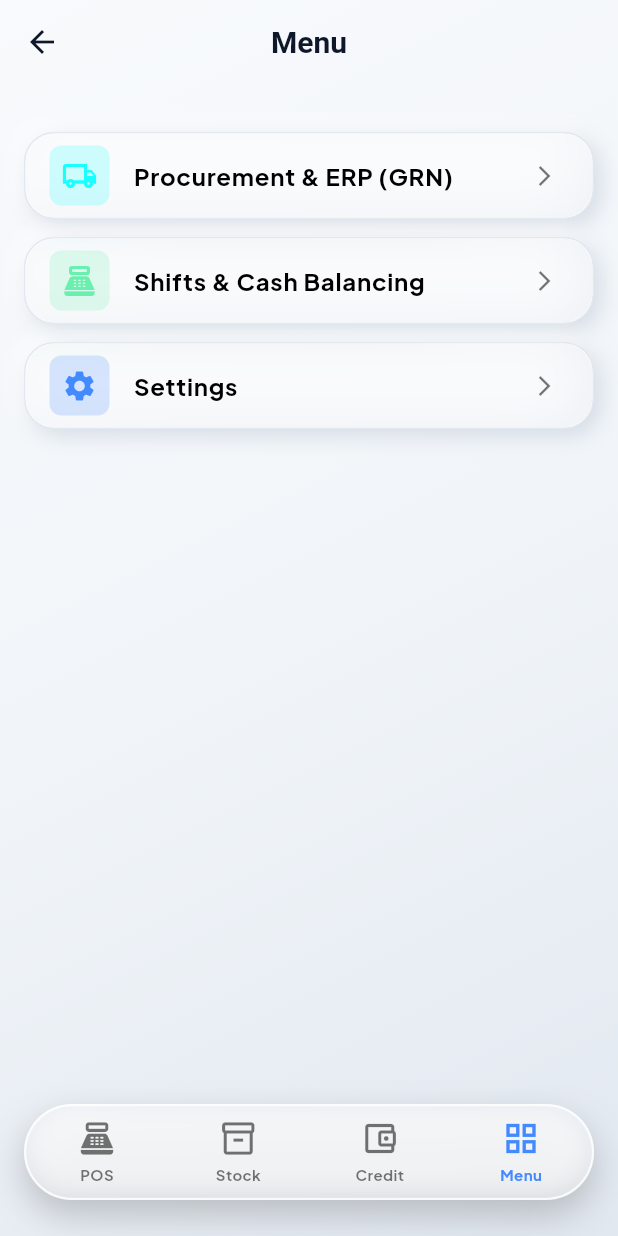
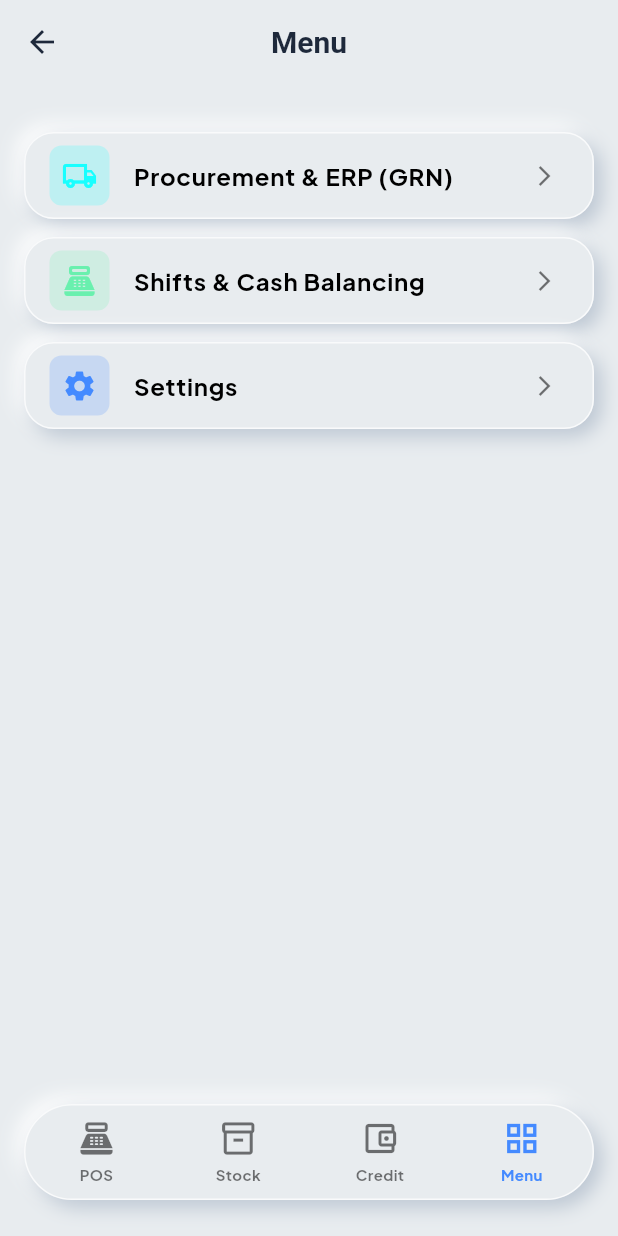
Before and after one commit to SenanThewnaka/POS-PODDA, a Flutter app: the DashboardScreen screen opened directly, swiped to page 4, on a phone screen of 412 x 824 dp. Run offline on Flutter 3.47's test engine with Material 3 defaults, Android fonts, the phone set to English and light mode, and no system bars; our stand-ins replace cloud_firestore, connectivity_plus, cross_file, firebase_analytics, firebase_auth, firebase_core and 11 more; missing offline and left inert: mobile_scanner, shorebird_code_push; accounts and stored records are empty; generated files the repository leaves out were written again.

Commit message:
feat(ui): transition from liquid glass to physical warm ceramic neumorphism

```diff
--- a/lib/features/home/dashboard_screen.dart
+++ b/lib/features/home/dashboard_screen.dart
@@ -15,6 +15,7 @@ import 'package:sme_buddy/utils/glass_scaffold.dart';
 import 'package:sme_buddy/utils/glass_card.dart';
 import 'package:sme_buddy/utils/connectivity_banner.dart';
 import 'package:sme_buddy/utils/responsive_layout.dart';
+import 'package:sme_buddy/features/settings/theme_provider.dart';
 
 class DashboardScreen extends ConsumerStatefulWidget {
   const DashboardScreen({super.key});
@@ -87,29 +88,11 @@ class _DashboardScreenState extends ConsumerState<DashboardScreen> {
       bottomNavigationBar: Container(
         margin: const EdgeInsets.fromLTRB(16, 0, 16, 24),
         height: 64, // Floating style
-        decoration: BoxDecoration(
-          color: isDark
-              ? Colors.black.withValues(alpha: 0.5)
-              : Colors.white.withValues(alpha: 0.8),
-          borderRadius: BorderRadius.circular(32),
-          border: Border.all(
-            color: isDark
-                ? Colors.white.withValues(alpha: 0.1)
-                : Colors.white.withValues(alpha: 0.5),
-            width: 1.5,
+        decoration: NeumorphicDecoration.convex(
+          isDark: isDark,
+          borderRadius: 32,
+          depth: 5,
         ),
-          boxShadow: [
-            BoxShadow(
-              color: Colors.black.withValues(alpha: 0.2),
-              blurRadius: 20,
-              offset: const Offset(0, 10),
-            ),
-          ],
-        ),
-        child: ClipRRect(
-          borderRadius: BorderRadius.circular(32),
-          child: BackdropFilter(
-            filter: ImageFilter.blur(sigmaX: 10, sigmaY: 10),
         child: Row(
           children: [
             _buildNavItem(0, Icons.point_of_sale, "POS"),
@@ -119,15 +102,11 @@ class _DashboardScreenState extends ConsumerState<DashboardScreen> {
           ],
         ),
       ),
-        ),
-      ),
     );
   }
 
   Widget _buildDesktopSidebar(BuildContext context, bool isDark, dynamic user) {
     final activeColor = isDark ? const Color(0xFF818CF8) : const Color(0xFF4F46E5);
-    final sidebarBg = isDark ? const Color(0xFF1E293B).withOpacity(0.9) : Colors.white;
-    final borderColor = isDark ? const Color(0xFF334155) : const Color(0xFFE2E8F0);
     final isCollapsed = _isCollapsed(context);
 
     return AnimatedContainer(
@@ -135,17 +114,10 @@ class _DashboardScreenState extends ConsumerState<DashboardScreen> {
       curve: Curves.easeInOut,
       width: isCollapsed ? 76 : 230,
       margin: const EdgeInsets.all(12),
-      decoration: BoxDecoration(
-        color: sidebarBg,
-        borderRadius: BorderRadius.circular(20),
-        border: Border.all(color: borderColor),
-        boxShadow: [
-          BoxShadow(
-            color: Colors.black.withOpacity(0.08),
-            blurRadius: 16,
-            offset: const Offset(0, 4),
-          ),
-        ],
+      decoration: NeumorphicDecoration.convex(
+        isDark: isDark,
+        borderRadius: 20,
+        depth: 4.5,
       ),
       child: ClipRRect(
         borderRadius: BorderRadius.circular(20),
--- a/lib/features/settings/theme_provider.dart
+++ b/lib/features/settings/theme_provider.dart
@@ -32,40 +32,40 @@ final themeModeProvider = StateNotifierProvider<ThemeNotifier, ThemeMode>((ref)
 });
 
 class AppTheme {
-  // --- LIGHT THEME (Slate / Crisp Clean) ---
+  // --- LIGHT THEME (Warm Ceramic & Soft Clay Neumorphism) ---
   static final lightTheme = ThemeData(
     useMaterial3: true,
     brightness: Brightness.light,
     colorScheme: const ColorScheme.light(
-      surface: Colors.white,
+      surface: Color(0xFFE8ECEF), // Warm Ceramic Clay base
       primary: Color(0xFF4F46E5), // Indigo 600
       onPrimary: Colors.white,
       secondary: Color(0xFF059669), // Emerald 600
       onSecondary: Colors.white,
       tertiary: Color(0xFF0284C7), // Sky 600
       error: Color(0xFFDC2626),
-      onSurface: Color(0xFF0F172A),
+      onSurface: Color(0xFF1E293B),
     ),
-    scaffoldBackgroundColor: const Color(0xFFF8FAFC), // Slate 50
+    scaffoldBackgroundColor: const Color(0xFFE8ECEF), // Warm Ceramic base
     appBarTheme: const AppBarTheme(
       backgroundColor: Colors.transparent,
       surfaceTintColor: Colors.transparent,
       centerTitle: true,
       elevation: 0,
       titleTextStyle: TextStyle(
-        color: Color(0xFF0F172A),
+        color: Color(0xFF1E293B),
         fontSize: 20,
         fontWeight: FontWeight.bold,
       ),
-      iconTheme: IconThemeData(color: Color(0xFF0F172A)),
+      iconTheme: IconThemeData(color: Color(0xFF1E293B)),
     ),
     cardTheme: CardThemeData(
       elevation: 0,
       shape: RoundedRectangleBorder(
         borderRadius: BorderRadius.circular(16),
-        side: const BorderSide(color: Color(0xFFE2E8F0), width: 1),
+        side: const BorderSide(color: Colors.white, width: 1),
       ),
-      color: Colors.white,
+      color: const Color(0xFFE8ECEF),
       margin: const EdgeInsets.symmetric(vertical: 6, horizontal: 12),
     ),
     textTheme: GoogleFonts.plusJakartaSansTextTheme().apply(
@@ -74,17 +74,17 @@ class AppTheme {
     ),
     inputDecorationTheme: InputDecorationTheme(
       filled: true,
-      fillColor: Colors.white,
+      fillColor: const Color(0xFFDFE4EA), // Sunken concave clay
       border: OutlineInputBorder(
-        borderRadius: BorderRadius.circular(12),
-        borderSide: const BorderSide(color: Color(0xFFCBD5E1)),
+        borderRadius: BorderRadius.circular(14),
+        borderSide: const BorderSide(color: Color(0xFFCBD5E1), width: 1),
       ),
       enabledBorder: OutlineInputBorder(
-        borderRadius: BorderRadius.circular(12),
-        borderSide: const BorderSide(color: Color(0xFFE2E8F0)),
+        borderRadius: BorderRadius.circular(14),
+        borderSide: const BorderSide(color: Color(0xFFCBD5E1), width: 1),
       ),
       focusedBorder: OutlineInputBorder(
-        borderRadius: BorderRadius.circular(12),
+        borderRadius: BorderRadius.circular(14),
         borderSide: const BorderSide(color: Color(0xFF4F46E5), width: 2),
       ),
       contentPadding: const EdgeInsets.symmetric(vertical: 14, horizontal: 16),
@@ -92,50 +92,51 @@ class AppTheme {
     elevatedButtonTheme: ElevatedButtonThemeData(
       style: ElevatedButton.styleFrom(
         minimumSize: const Size(64, 48),
-        shape: RoundedRectangleBorder(borderRadius: BorderRadius.circular(12)),
+        shape: RoundedRectangleBorder(borderRadius: BorderRadius.circular(14)),
         backgroundColor: const Color(0xFF4F46E5),
         foregroundColor: Colors.white,
-        elevation: 0,
+        elevation: 2,
+        shadowColor: const Color(0xFFA3B1C2).withValues(alpha: 0.5),
         textStyle: const TextStyle(fontWeight: FontWeight.bold, fontSize: 15),
       ),
     ),
   );
 
-  // --- DARK THEME (Refined Slate / Indigo Glass) ---
+  // --- DARK THEME (Deep Charcoal Clay Neumorphism) ---
   static final darkTheme = ThemeData(
     useMaterial3: true,
     brightness: Brightness.dark,
     colorScheme: const ColorScheme.dark(
-      surface: Color(0xFF1E293B), // Slate 800
+      surface: Color(0xFF1E222B), // Deep Charcoal Clay base
       primary: Color(0xFF6366F1), // Electric Indigo
       onPrimary: Colors.white,
       secondary: Color(0xFF10B981), // Emerald
       onSecondary: Colors.white,
       tertiary: Color(0xFF38BDF8), // Sky
       error: Color(0xFFEF4444),
-      onSurface: Color(0xFFF8FAFC), // Slate 50
+      onSurface: Color(0xFFF1F5F9),
     ),
-    scaffoldBackgroundColor: const Color(0xFF0B0F19), // Deep Slate Canvas
+    scaffoldBackgroundColor: const Color(0xFF1E222B), // Deep Charcoal base
     appBarTheme: const AppBarTheme(
       backgroundColor: Colors.transparent,
       surfaceTintColor: Colors.transparent,
       elevation: 0,
       centerTitle: false,
       titleTextStyle: TextStyle(
-        color: Color(0xFFF8FAFC),
+        color: Color(0xFFF1F5F9),
         fontSize: 20,
         fontWeight: FontWeight.bold,
         letterSpacing: 0.2,
       ),
-      iconTheme: IconThemeData(color: Color(0xFFF8FAFC)),
+      iconTheme: IconThemeData(color: Color(0xFFF1F5F9)),
     ),
     cardTheme: CardThemeData(
       elevation: 0,
       shape: RoundedRectangleBorder(
         borderRadius: BorderRadius.circular(16),
-        side: const BorderSide(color: Color(0xFF334155), width: 1),
+        side: BorderSide(color: Colors.white.withValues(alpha: 0.05), width: 1),
       ),
-      color: const Color(0xFF1E293B).withOpacity(0.85),
+      color: const Color(0xFF1E222B),
       margin: const EdgeInsets.symmetric(vertical: 6, horizontal: 12),
     ),
     textTheme: GoogleFonts.plusJakartaSansTextTheme(ThemeData.dark().textTheme).apply(
@@ -148,19 +149,19 @@ class AppTheme {
     ),
     inputDecorationTheme: InputDecorationTheme(
       filled: true,
-      fillColor: const Color(0xFF1E293B),
+      fillColor: const Color(0xFF161920), // Sunken dark clay
       hintStyle: const TextStyle(color: Color(0xFF64748B)),
       labelStyle: const TextStyle(color: Color(0xFF94A3B8)),
       border: OutlineInputBorder(
-        borderRadius: BorderRadius.circular(12),
-        borderSide: const BorderSide(color: Color(0xFF334155)),
+        borderRadius: BorderRadius.circular(14),
+        borderSide: const BorderSide(color: Color(0xFF282E3A), width: 1),
       ),
       enabledBorder: OutlineInputBorder(
-        borderRadius: BorderRadius.circular(12),
-        borderSide: const BorderSide(color: Color(0xFF334155)),
+        borderRadius: BorderRadius.circular(14),
+        borderSide: const BorderSide(color: Color(0xFF282E3A), width: 1),
       ),
       focusedBorder: OutlineInputBorder(
-        borderRadius: BorderRadius.circular(12),
+        borderRadius: BorderRadius.circular(14),
         borderSide: const BorderSide(color: Color(0xFF6366F1), width: 2),
       ),
       contentPadding: const EdgeInsets.symmetric(vertical: 14, horizontal: 16),
@@ -168,27 +169,28 @@ class AppTheme {
     elevatedButtonTheme: ElevatedButtonThemeData(
       style: ElevatedButton.styleFrom(
         minimumSize: const Size(64, 50),
-        shape: RoundedRectangleBorder(borderRadius: BorderRadius.circular(12)),
+        shape: RoundedRectangleBorder(borderRadius: BorderRadius.circular(14)),
         backgroundColor: const Color(0xFF6366F1),
         foregroundColor: Colors.white,
-        elevation: 0,
+        elevation: 3,
+        shadowColor: Colors.black.withValues(alpha: 0.6),
         textStyle: const TextStyle(fontWeight: FontWeight.bold, fontSize: 15),
       ),
     ),
     iconTheme: const IconThemeData(color: Color(0xFF94A3B8)),
-    dividerTheme: const DividerThemeData(color: Color(0xFF334155), thickness: 1),
+    dividerTheme: const DividerThemeData(color: Color(0xFF282E3A), thickness: 1),
     bottomSheetTheme: const BottomSheetThemeData(
-      backgroundColor: Color(0xFF1E293B),
-      modalBackgroundColor: Color(0xFF1E293B),
+      backgroundColor: Color(0xFF1E222B),
+      modalBackgroundColor: Color(0xFF1E222B),
       surfaceTintColor: Colors.transparent,
-      shape: RoundedRectangleBorder(borderRadius: BorderRadius.vertical(top: Radius.circular(20))),
+      shape: RoundedRectangleBorder(borderRadius: BorderRadius.vertical(top: Radius.circular(24))),
     ),
     dialogTheme: DialogThemeData(
-      backgroundColor: const Color(0xFF1E293B),
+      backgroundColor: const Color(0xFF1E222B),
       surfaceTintColor: Colors.transparent,
       shape: RoundedRectangleBorder(
         borderRadius: BorderRadius.circular(20),
-        side: const BorderSide(color: Color(0xFF334155)),
+        side: BorderSide(color: Colors.white.withValues(alpha: 0.05)),
       ),
       titleTextStyle: const TextStyle(fontSize: 20, fontWeight: FontWeight.bold, color: Colors.white),
     ),
@@ -200,33 +202,33 @@ class AppTheme {
   );
 }
 
-/// Neumorphic design system decoration utilities for soft dual-shadow surfaces
+/// Neumorphic design system decoration utilities for tactile dual-shadow surfaces
 class NeumorphicDecoration {
   static BoxDecoration convex({
     required bool isDark,
     double borderRadius = 16,
     Color? color,
     Border? border,
-    double depth = 4,
+    double depth = 4.5,
   }) {
-    final baseColor = color ?? (isDark ? const Color(0xFF1E293B) : const Color(0xFFF1F5F9));
+    final baseColor = color ?? (isDark ? const Color(0xFF1E222B) : const Color(0xFFE8ECEF));
     return BoxDecoration(
       color: baseColor,
       borderRadius: BorderRadius.circular(borderRadius),
       border: border ??
           Border.all(
-            color: isDark ? Colors.white.withValues(alpha: 0.06) : Colors.white.withValues(alpha: 0.6),
+            color: isDark ? Colors.white.withValues(alpha: 0.05) : Colors.white.withValues(alpha: 0.75),
             width: 1,
           ),
       boxShadow: isDark
           ? [
               BoxShadow(
-                color: const Color(0xFF334155).withValues(alpha: 0.4),
+                color: const Color(0xFF2C323F).withValues(alpha: 0.65),
                 offset: Offset(-depth * 0.7, -depth * 0.7),
                 blurRadius: depth * 2,
               ),
               BoxShadow(
-                color: Colors.black.withValues(alpha: 0.65),
+                color: Colors.black.withValues(alpha: 0.75),
                 offset: Offset(depth, depth),
                 blurRadius: depth * 2.2,
               ),
@@ -238,7 +240,7 @@ class NeumorphicDecoration {
                 blurRadius: depth * 2,
               ),
               BoxShadow(
-                color: const Color(0xFF94A3B8).withValues(alpha: 0.35),
+                color: const Color(0xFFA3B1C2).withValues(alpha: 0.65),
                 offset: Offset(depth, depth),
                 blurRadius: depth * 2,
               ),
@@ -253,18 +255,18 @@ class NeumorphicDecoration {
     Border? border,
     double depth = 3,
   }) {
-    final baseColor = color ?? (isDark ? const Color(0xFF0F172A) : const Color(0xFFE2E8F0));
+    final baseColor = color ?? (isDark ? const Color(0xFF161920) : const Color(0xFFDFE4EA));
     return BoxDecoration(
       color: baseColor,
       borderRadius: BorderRadius.circular(borderRadius),
       border: border ??
           Border.all(
-            color: isDark ? const Color(0xFF1E293B) : const Color(0xFFCBD5E1),
+            color: isDark ? const Color(0xFF282E3A) : const Color(0xFFCBD5E1),
             width: 1,
           ),
       boxShadow: [
         BoxShadow(
-          color: isDark ? Colors.black.withValues(alpha: 0.5) : const Color(0xFF94A3B8).withValues(alpha: 0.4),
+          color: isDark ? Colors.black.withValues(alpha: 0.6) : const Color(0xFFA3B1C2).withValues(alpha: 0.5),
           offset: Offset(depth * 0.6, depth * 0.6),
           blurRadius: depth * 1.5,
         ),
--- a/lib/utils/glass_card.dart
+++ b/lib/utils/glass_card.dart
@@ -1,8 +1,6 @@
-import 'dart:ui';
-import 'package:flutter/foundation.dart';
 import 'package:flutter/material.dart';
 
-class GlassCard extends StatelessWidget {
+class GlassCard extends StatefulWidget {
   final Widget child;
   final EdgeInsetsGeometry? margin;
   final EdgeInsetsGeometry? padding;
@@ -29,74 +27,84 @@ class GlassCard extends StatelessWidget {
   });
 
   @override
+  State<GlassCard> createState() => _GlassCardState();
+}
+
+class _GlassCardState extends State<GlassCard> {
+  bool _isPressed = false;
+
+  @override
   Widget build(BuildContext context) {
     final isDark = Theme.of(context).brightness == Brightness.dark;
 
-    // DEEP GLASS (Slate/Zinc Refinement)
-    final defaultColor = isDark ? const Color(0xFF1E293B).withValues(alpha: 0.85) : Colors.white.withValues(alpha: 0.92);
-    final cardColor = color ?? defaultColor;
-    final borderColor = isDark ? const Color(0xFF334155) : const Color(0xFFE2E8F0);
+    // Pronounced Physical Neumorphism (Warm Ceramic & Deep Charcoal Clay)
+    final defaultBaseColor = isDark ? const Color(0xFF1E222B) : const Color(0xFFE8ECEF);
+    final cardColor = widget.color ?? defaultBaseColor;
 
-    Widget content = Container(
-      width: width,
-      height: height,
-      margin: margin,
-      decoration: BoxDecoration(
-        color: cardColor,
-        borderRadius: BorderRadius.circular(borderRadius),
-        border: border ?? Border.all(color: borderColor, width: 1.0),
-        boxShadow: isDark
+    final defaultBorder = isDark
+        ? Border.all(color: Colors.white.withValues(alpha: 0.05), width: 1.0)
+        : Border.all(color: Colors.white.withValues(alpha: 0.75), width: 1.0);
+
+    // Tactile physical dual shadows
+    final List<BoxShadow> shadows = isDark
         ? [
+            // Top-left soft specular light source
             BoxShadow(
-                  color: const Color(0xFF334155).withValues(alpha: 0.4),
-                  blurRadius: 8,
-                  offset: const Offset(-3, -3),
+              color: const Color(0xFF2C323F).withValues(alpha: _isPressed ? 0.3 : 0.65),
+              blurRadius: _isPressed ? 4 : 8,
+              offset: _isPressed ? const Offset(-2, -2) : const Offset(-4, -4),
             ),
+            // Bottom-right deep ambient drop shadow
             BoxShadow(
-                  color: Colors.black.withValues(alpha: 0.6),
-                  blurRadius: 12,
-                  offset: const Offset(4, 4),
+              color: Colors.black.withValues(alpha: _isPressed ? 0.5 : 0.75),
+              blurRadius: _isPressed ? 5 : 10,
+              offset: _isPressed ? const Offset(2, 2) : const Offset(4, 4),
             ),
           ]
         : [
+            // Top-left crisp white light source
             BoxShadow(
-                  color: Colors.white.withValues(alpha: 0.95),
-                  blurRadius: 10,
-                  offset: const Offset(-4, -4),
+              color: Colors.white.withValues(alpha: _isPressed ? 0.6 : 0.95),
+              blurRadius: _isPressed ? 5 : 10,
+              offset: _isPressed ? const Offset(-2, -2) : const Offset(-5, -5),
             ),
+            // Bottom-right rich clay shadow
             BoxShadow(
-                  color: const Color(0xFF94A3B8).withValues(alpha: 0.35),
-                  blurRadius: 12,
-                  offset: const Offset(4, 4),
+              color: const Color(0xFFA3B1C2).withValues(alpha: _isPressed ? 0.4 : 0.65),
+              blurRadius: _isPressed ? 6 : 10,
+              offset: _isPressed ? const Offset(2, 2) : const Offset(5, 5),
             ),
-              ],
+          ];
+
+    Widget content = AnimatedContainer(
+      duration: const Duration(milliseconds: 150),
+      curve: Curves.easeInOut,
+      width: widget.width,
+      height: widget.height,
+      margin: widget.margin,
+      padding: widget.padding ?? const EdgeInsets.all(16.0),
+      decoration: BoxDecoration(
+        color: cardColor,
+        borderRadius: BorderRadius.circular(widget.borderRadius),
+        border: widget.border ?? defaultBorder,
+        boxShadow: shadows,
       ),
-      child: ClipRRect(
-        borderRadius: BorderRadius.circular(borderRadius),
-        child: Stack(
-          children: [
-            // Blur Layer - Web performance optimization
-            if (!kIsWeb)
-              Positioned.fill(
-                child: BackdropFilter(
-                  filter: ImageFilter.blur(sigmaX: 20, sigmaY: 20),
-                  child: Container(color: Colors.transparent),
-                ),
-              ),
-            // Content Layer
-            Padding(
-              padding: padding ?? const EdgeInsets.all(16.0),
-              child: child,
-            ),
-          ],
-        ),
-      ),
+      child: widget.child,
     );
 
-    if (onTap != null || onLongPress != null) {
+    if (widget.onTap != null || widget.onLongPress != null) {
       return GestureDetector(
-        onTap: onTap,
-        onLongPress: onLongPress,
+        onTapDown: (_) {
+          if (mounted) setState(() => _isPressed = true);
+        },
+        onTapUp: (_) {
+          if (mounted) setState(() => _isPressed = false);
+        },
+        onTapCancel: () {
+          if (mounted) setState(() => _isPressed = false);
+        },
+        onTap: widget.onTap,
+        onLongPress: widget.onLongPress,
         child: content,
       );
     }
--- a/lib/utils/glass_scaffold.dart
+++ b/lib/utils/glass_scaffold.dart
@@ -21,47 +21,19 @@ class GlassScaffold extends StatelessWidget {
   @override
   Widget build(BuildContext context) {
     final isDark = Theme.of(context).brightness == Brightness.dark;
+    final backgroundColor = isDark ? const Color(0xFF1E222B) : const Color(0xFFE8ECEF);
 
     return Scaffold(
       extendBody: extendBody,
-      extendBodyBehindAppBar: true, // Fix for White Bar at top
+      extendBodyBehindAppBar: true, // Seamless canvas behind app bar
       appBar: appBar,
       drawer: drawer,
       floatingActionButton: floatingActionButton,
       bottomNavigationBar: bottomNavigationBar,
-      backgroundColor: Colors.transparent, // Important for background to show
-      body: Stack(
-        children: [
-          // 1. Global Gradient Background
-          Container(
-            decoration: BoxDecoration(
-              gradient: LinearGradient(
-                begin: Alignment.topLeft,
-                end: Alignment.bottomRight,
-                colors: isDark
-                  ? [
-                      const Color(0xFF0B0F19), // Slate 950
-                      const Color(0xFF0F172A), // Slate 900
-                      const Color(0xFF131C31), // Deep Slate Blue
-                    ]
-                  : [
-                      const Color(0xFFF8FAFC), // Slate 50
-                      const Color(0xFFF1F5F9), // Slate 100
-                      const Color(0xFFE2E8F0), // Slate 200
-                    ],
-              ),
-            ),
-          ),
-
-          // 2. Mesh / Noise Overlay (Optional for texture)
-          // Opacity low to keep it subtle
-
-          // 3. Content
-          SafeArea(
-            bottom: !extendBody,
-            child: body,
-          ),
-        ],
+      backgroundColor: backgroundColor,
+      body: SafeArea(
+        bottom: !extendBody,
+        child: body,
       ),
     );
   }
```
Also changed, not shown: lib/features/home/home_screen.dart (+29 -41 lines), lib/utils/glass_dialog.dart (+12 -5 lines), lib/utils/neumorphic_card.dart (+12 -12 lines). Lines whose indentation alone changed are shown as unchanged.
